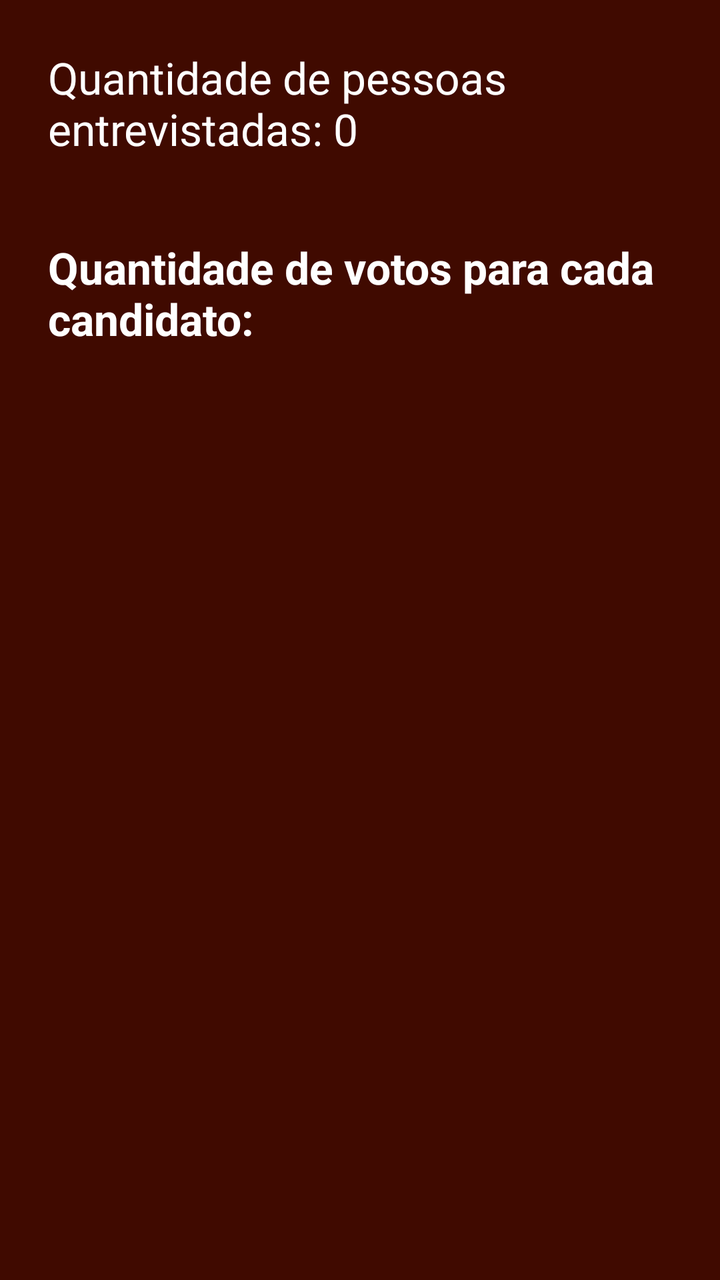
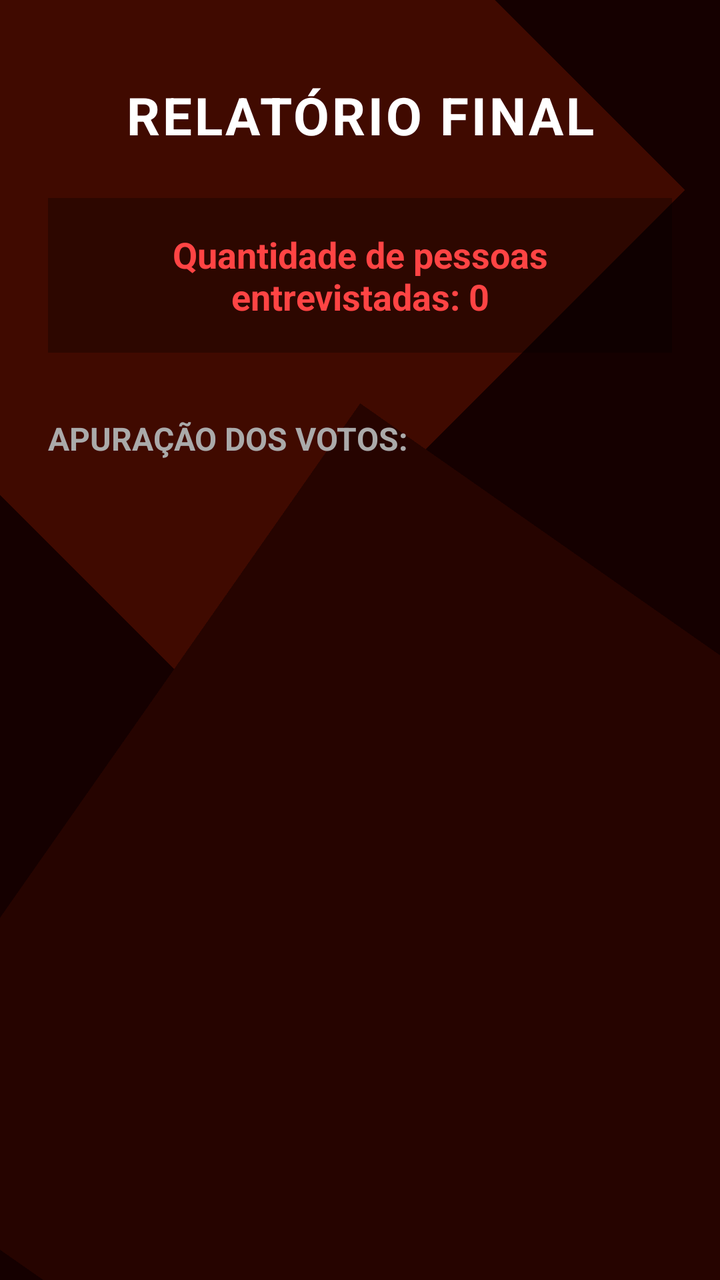

Screens rendered from an Android XML layout before and after an edit, with the pre-edit source and the edit as a unified diff.
<!-- AndroidManifest.xml: application theme Theme.SistemaEleicaoP1 -->
<!-- res/layout/activity_resultado.xml -->
<?xml version="1.0" encoding="utf-8"?>
<LinearLayout xmlns:android="http://schemas.android.com/apk/res/android"
    xmlns:tools="http://schemas.android.com/tools"
    android:id="@+id/main"
    android:layout_width="match_parent"
    android:layout_height="match_parent"
    android:background="#400A00"
    android:gravity="center_horizontal"
    android:orientation="vertical"
    android:padding="24dp"
    tools:context=".Resultado">

    <TextView
        android:id="@+id/tvTotalEntrevistados"
        android:layout_width="match_parent"
        android:layout_height="wrap_content"
        android:text="Quantidade de pessoas entrevistadas: 0"
        android:textColor="#FFFFFF"
        android:textSize="22sp" />

    <TextView
        android:layout_width="match_parent"
        android:layout_height="wrap_content"
        android:layout_marginTop="40dp"
        android:layout_marginBottom="20dp"
        android:text="Quantidade de votos para cada candidato:"
        android:textColor="#FFFFFF"
        android:textSize="22sp"
        android:textStyle="bold"/>

    
    <ScrollView
        android:layout_width="match_parent"
        android:layout_height="match_parent">

        
        <LinearLayout
            android:id="@+id/containerResultados"
            android:layout_width="match_parent"
            android:layout_height="wrap_content"
            android:orientation="vertical" />

    </ScrollView>

</LinearLayout>
<!-- resources referenced by this layout -->
<resources>
  <style name="Theme.SistemaEleicaoP1" parent="Base.Theme.SistemaEleicaoP1" />
  <style name="Base.Theme.SistemaEleicaoP1" parent="Theme.Material3.DayNight.NoActionBar">
          
          
      </style>
</resources>

<!-- the commit's change to res/layout/activity_resultado.xml (unified diff, before → after) -->
@@ -1,45 +1,96 @@
 <?xml version="1.0" encoding="utf-8"?>
-<LinearLayout xmlns:android="http://schemas.android.com/apk/res/android"
+<androidx.constraintlayout.widget.ConstraintLayout xmlns:android="http://schemas.android.com/apk/res/android"
+    xmlns:app="http://schemas.android.com/apk/res-auto"
     xmlns:tools="http://schemas.android.com/tools"
     android:id="@+id/main"
     android:layout_width="match_parent"
     android:layout_height="match_parent"
-    android:background="#400A00"
-    android:gravity="center_horizontal"
-    android:orientation="vertical"
-    android:padding="24dp"
+    android:background="#150000"
     tools:context=".Resultado">
 
-    <TextView
-        android:id="@+id/tvTotalEntrevistados"
-        android:layout_width="match_parent"
-        android:layout_height="wrap_content"
-        android:text="Quantidade de pessoas entrevistadas: 0"
-        android:textColor="#FFFFFF"
-        android:textSize="22sp" />
+    <View
+        android:layout_width="350dp"
+        android:layout_height="350dp"
+        android:background="#400A00"
+        android:rotation="-45"
+        android:translationX="-80dp"
+        android:translationY="-80dp"
+        app:layout_constraintStart_toStartOf="parent"
+        app:layout_constraintTop_toTopOf="parent" />
 
-    <TextView
-        android:layout_width="match_parent"
-        android:layout_height="wrap_content"
-        android:layout_marginTop="40dp"
-        android:layout_marginBottom="20dp"
-        android:text="Quantidade de votos para cada candidato:"
-        android:textColor="#FFFFFF"
-        android:textSize="22sp"
-        android:textStyle="bold"/>
+    <View
+        android:layout_width="450dp"
+        android:layout_height="450dp"
+        android:background="#260400"
+        android:rotation="35"
+        android:translationX="100dp"
+        android:translationY="100dp"
+        app:layout_constraintBottom_toBottomOf="parent"
+        app:layout_constraintEnd_toEndOf="parent" />
 
     
-    <ScrollView
+    <LinearLayout
         android:layout_width="match_parent"
-        android:layout_height="match_parent">
+        android:layout_height="match_parent"
+        android:orientation="vertical"
+        android:padding="24dp"
+        app:layout_constraintBottom_toBottomOf="parent"
+        app:layout_constraintEnd_toEndOf="parent"
+        app:layout_constraintStart_toStartOf="parent"
+        app:layout_constraintTop_toTopOf="parent">
 
         
-        <LinearLayout
-            android:id="@+id/containerResultados"
+        <TextView
             android:layout_width="match_parent"
             android:layout_height="wrap_content"
-            android:orientation="vertical" />
+            android:layout_marginTop="16dp"
+            android:layout_marginBottom="24dp"
+            android:letterSpacing="0.05"
+            android:text="RELATÓRIO FINAL"
+            android:textAlignment="center"
+            android:textColor="#FFFFFF"
+            android:textSize="26sp"
+            android:textStyle="bold" />
 
-    </ScrollView>
+        
+        <TextView
+            android:id="@+id/tvTotalEntrevistados"
+            android:layout_width="match_parent"
+            android:layout_height="wrap_content"
+            android:background="#4D000000"
+            android:padding="16dp"
+            android:text="Quantidade de pessoas entrevistadas: 0"
+            android:textAlignment="center"
+            android:textColor="#FF4444"
+            android:textSize="18sp"
+            android:textStyle="bold" />
 
-</LinearLayout>
+        
+        <TextView
+            android:layout_width="match_parent"
+            android:layout_height="wrap_content"
+            android:layout_marginTop="32dp"
+            android:layout_marginBottom="16dp"
+            android:text="APURAÇÃO DOS VOTOS:"
+            android:textColor="#AAAAAA"
+            android:textSize="16sp"
+            android:textStyle="bold"/>
+
+        <ScrollView
+            android:layout_width="match_parent"
+            android:layout_height="0dp"
+            android:layout_weight="1"
+            android:fillViewport="true">
+
+            <LinearLayout
+                android:id="@+id/containerResultados"
+                android:layout_width="match_parent"
+                android:layout_height="wrap_content"
+                android:orientation="vertical"
+                android:paddingBottom="24dp" />
+
+        </ScrollView>
+
+    </LinearLayout>
+
+</androidx.constraintlayout.widget.ConstraintLayout>
